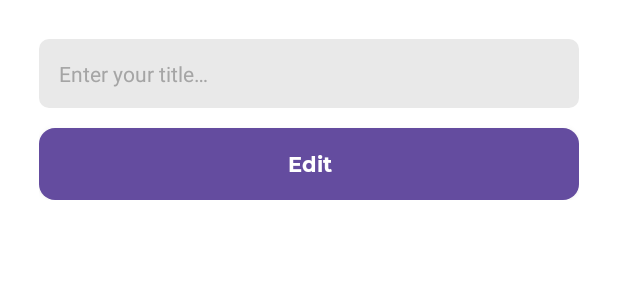
After one commit to Codingle-House/RolllPDF, an Android app: the layout dialog_edit_document.xml on its own in the app's theme, with its tools: preview values and no code run, on a phone screen of 412 x 824 dp. The commit adds this screen. Shown: the top 300 px of the screen. Run offline under Robolectric (Android 15) with nearby library versions, the phone set to English and light mode, and no system bars.

Commit message:
[irfan] feat: documents edit title

```diff
--- a/app/src/main/java/id/co/rolllpdf/data/constant/IntentArguments.kt
+++ b/app/src/main/java/id/co/rolllpdf/data/constant/IntentArguments.kt
@@ -12,4 +12,6 @@ object IntentArguments {
 
     const val DOCUMENT_TITLE = "DOCUMENT_TITLE"
     const val DOCUMENT_ID = "DOCUMENT_ID"
+
+    const val DOCUMENT_PREVIEW_MODE = "DOCUMENT_PREVIEW_MODE"
 }
--- a/app/src/main/java/id/co/rolllpdf/data/local/dao/DocumentDao.kt
+++ b/app/src/main/java/id/co/rolllpdf/data/local/dao/DocumentDao.kt
@@ -37,4 +37,7 @@ interface DocumentDao {
 
     @Query("SELECT COUNT(file_path) FROM tbl_document_detail WHERE file_path = :filePath")
     suspend fun getDocumentFileCount(filePath: String): Int
+
+    @Query("UPDATE tbl_document SET title = :title WHERE id =:id")
+    suspend fun updateDocumentTitle(title: String, id: Long)
 }
--- a/app/src/main/java/id/co/rolllpdf/domain/datasource/AppLocalDataSource.kt
+++ b/app/src/main/java/id/co/rolllpdf/domain/datasource/AppLocalDataSource.kt
@@ -36,4 +36,7 @@ class AppLocalDataSource @Inject constructor(
 
     suspend fun getDocumentFileCount(filePath: String) =
         appDatabase.documentDao().getDocumentFileCount(filePath)
+
+    suspend fun updateDocumentTitle(title: String, id: Long) =
+        appDatabase.documentDao().updateDocumentTitle(title, id)
 }
--- a/app/src/main/java/id/co/rolllpdf/presentation/detail/DocumentDetailViewModel.kt
+++ b/app/src/main/java/id/co/rolllpdf/presentation/detail/DocumentDetailViewModel.kt
@@ -62,4 +62,8 @@ class DocumentDetailViewModel @Inject constructor(private val appRepository: App
         }
         getDocuments(id)
     }
+
+    fun updateDocumentTitle(title: String, id: Long) = viewModelScope.launch {
+        appRepository.updateDocumentTitle(title, id)
+    }
 }
--- /dev/null
+++ b/app/src/main/res/drawable/general_button_primary.xml
@@ -0,0 +1,5 @@
+<?xml version="1.0" encoding="UTF-8"?>
+<shape xmlns:android="http://schemas.android.com/apk/res/android">
+    <solid android:color="@color/app_primary" />
+    <corners android:radius="@dimen/_8sdp" />
+</shape>
--- /dev/null
+++ b/app/src/main/res/layout/dialog_edit_document.xml
@@ -0,0 +1,52 @@
+<?xml version="1.0" encoding="utf-8"?>
+<RelativeLayout xmlns:android="http://schemas.android.com/apk/res/android"
+    xmlns:app="http://schemas.android.com/apk/res-auto"
+    android:layout_width="match_parent"
+    android:layout_height="wrap_content"
+    android:background="@drawable/general_bg_dialog">
+
+    <LinearLayout
+        android:layout_width="match_parent"
+        android:layout_height="wrap_content"
+        android:layout_gravity="center"
+        android:animateLayoutChanges="true"
+        android:gravity="center"
+        android:orientation="vertical"
+        android:padding="@dimen/_20sdp">
+
+        <EditText
+            android:id="@+id/dialogedit_edittext_title"
+            android:layout_width="match_parent"
+            android:layout_height="wrap_content"
+            android:background="@drawable/general_bg_search"
+            android:hint="@string/dialog_hint_edit"
+            android:maxLines="1"
+            android:padding="@dimen/_10sdp"
+            android:singleLine="true"
+            android:textColor="@color/dark_textview"
+            android:textColorHint="@color/app_hint_color"
+            android:textSize="@dimen/_11ssp" />
+
+        <id.co.rolllpdf.uikit.UiKitTextview
+            android:id="@+id/dialogedit_textview_error"
+            android:layout_width="match_parent"
+            android:layout_height="wrap_content"
+            android:layout_marginTop="@dimen/_3sdp"
+            android:text="@string/dialog_error_edit"
+            android:visibility="gone"
+            app:rolll_text_code="h7_R"
+            app:rolll_text_color="error" />
+
+        <androidx.appcompat.widget.AppCompatButton
+            android:id="@+id/dialogedit_button_edit"
+            android:layout_width="match_parent"
+            android:layout_height="wrap_content"
+            android:layout_marginTop="@dimen/_10sdp"
+            android:background="@drawable/general_button_primary"
+            android:fontFamily="@font/montserrat_bold"
+            android:text="@string/general_text_edit"
+            android:textAllCaps="false"
+            android:textColor="@color/white"
+            android:textSize="@dimen/_11ssp" />
+    </LinearLayout>
+</RelativeLayout>
--- a/app/src/main/res/values/strings.xml
+++ b/app/src/main/res/values/strings.xml
@@ -15,6 +15,7 @@
     <string name="general_hint_search">Enter your keyword…</string>
     <string name="general_text_yes">Yes</string>
     <string name="general_text_no">No</string>
+    <string name="general_text_edit">Edit</string>
 
     <string name="splashscreen_text_desc">Easily Scan Your Document</string>
 
@@ -43,4 +44,7 @@
     <string name="dialog_title_delete">Delete Documents</string>
     <string name="dialog_text_deleteconfirmation">Are you sure want to delete selected documents ?</string>
 
+    <string name="dialog_hint_edit">Enter your title…</string>
+    <string name="dialog_error_edit">Title can\'t be empty</string>
+
 </resources>
--- a/libs/core/src/main/java/id/co/rolllpdf/core/DataTypeExtentions.kt
+++ b/libs/core/src/main/java/id/co/rolllpdf/core/DataTypeExtentions.kt
@@ -8,3 +8,4 @@ fun Float?.orZero() = this ?: 0F
 fun Int?.orZero() = this ?: 0
 fun Double?.orZero() = this ?: 0.0
 fun Long?.orZero() = this ?: 0L
+fun Boolean?.orFalse() = this ?: false
```
Also changed, not shown: app/src/main/java/id/co/rolllpdf/domain/repository/AppRepository.kt (+9 -4 lines), app/src/main/java/id/co/rolllpdf/presentation/detail/DocumentDetailActivity.kt (+25 -4 lines), app/src/main/java/id/co/rolllpdf/presentation/dialog/EditDocumentDialog.kt (added, +41 -0 lines), app/src/main/java/id/co/rolllpdf/presentation/imageprocessing/ImageProcessingActivity.kt (+18 -3 lines), app/src/main/res/layout/activity_document_details.xml (+7 -6 lines).
